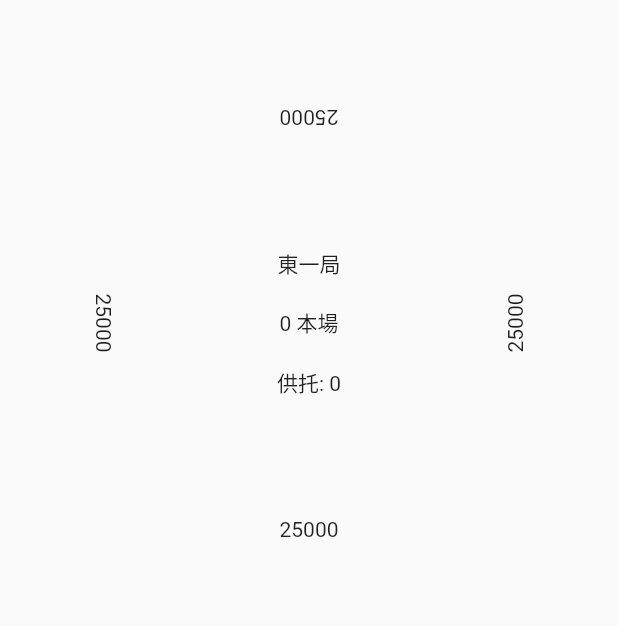
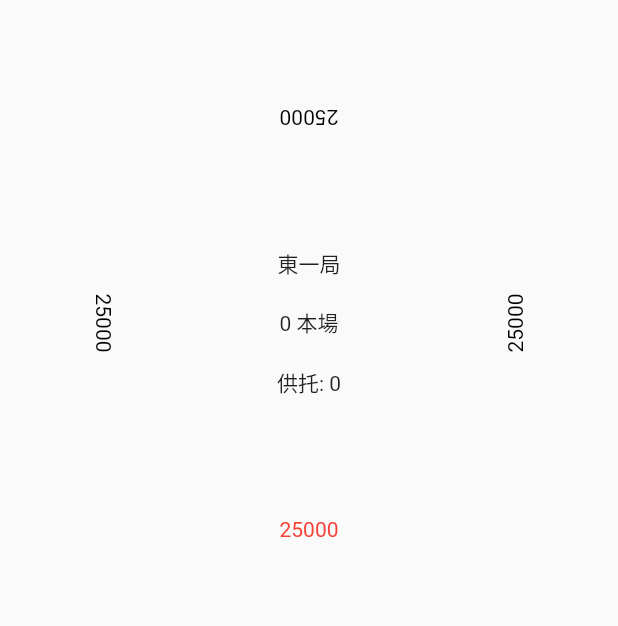
Before and after one commit to 2013612/jmpr_flutter, a Flutter app: the screen it shows after launch, on a phone screen of 412 x 824 dp. Shown: the part 301-927 px from the top of the screen. Run offline on Flutter 3.47's test engine with Material 2 defaults, Android fonts, the phone set to English and light mode, and no system bars.

Commit message:
Move the Layout from main to layout

```diff
--- /dev/null
+++ b/lib/layout.dart
@@ -0,0 +1,216 @@
+import 'package:flutter/material.dart';
+import 'package:jmpr_flutter/pointSetting.dart';
+
+class Layout extends StatefulWidget {
+  Layout({Key key, this.title}) : super(key: key);
+  final String title;
+
+  @override
+  _LayoutState createState() => _LayoutState();
+}
+
+class _LayoutState extends State<Layout> {
+  Map<Position, Player> players = Map();
+  int initPoint = 25000;
+  Position firstOya = Position.Bottom;
+  Color firstOyaColor = Colors.red;
+  Color nonFirstOyaColor = Colors.black;
+  static const List<String> kyokus = ["東一局", "東二局", "東三局", "東四局", "南一局", "南二局", "南三局", "南四局", "西一局", "西二局", "西三局", "西四局", "北一局", "北二局", "北三局", "北四局"];
+  int currentKyoku = 0;
+  int bomBa = 0;
+  int riichibou = 0;
+  int bonbaPoint = 300;
+  int umaSmall = 10;
+  int umaBig = 20;
+  bool kiriage = false;
+
+  @override
+  void initState() {
+    super.initState();
+    players[Position.Bottom] = Player(position: Position.Bottom, point: initPoint);
+    players[Position.Right] = Player(position: Position.Right, point: initPoint);
+    players[Position.Top] = Player(position: Position.Top, point: initPoint);
+    players[Position.Left] = Player(position: Position.Left, point: initPoint);
+  }
+
+  @override
+  Widget build(BuildContext context) {
+    List<String> choices = ["場況設定", "設定", "上一步"];
+    return Scaffold(
+      appBar: AppBar(
+        title: Text(widget.title),
+        actions: [
+          PopupMenuButton<String>(
+            itemBuilder: (BuildContext context) {
+              return choices.map(
+                      (choice) {
+                    return PopupMenuItem<String>(
+                      value: choice,
+                      child: Text(choice),
+                    );
+                  }
+              ).toList();
+            },
+            icon: Icon(
+              Icons.menu,
+            ),
+            onSelected: (string) {
+              if (string == "場況設定") {
+                Navigator.push(context, MaterialPageRoute(builder: (context) => PointSetting()));
+              }
+            },
+          ),
+        ],
+      ),
+      body: Center(
+        child: GridView.count(
+          shrinkWrap: true,
+          crossAxisCount: 3,
+          children: [
+            EmptyGrid(),
+            Center(
+              child: RotatedBox(
+                quarterTurns: 2,
+                child: Text(
+                  players[Position.Top].point.toString(),
+                  style: TextStyle(
+                    color: firstOya == Position.Top? firstOyaColor : nonFirstOyaColor,
+                  ),
+                ),
+              ),
+            ),
+            EmptyGrid(),
+            Center(
+              child: RotatedBox(
+                quarterTurns: 1,
+                child: Text(
+                  players[Position.Left].point.toString(),
+                  style: TextStyle(
+                    color: firstOya == Position.Left? firstOyaColor : nonFirstOyaColor,
+                  ),
+                ),
+              ),
+            ),
+            Center(
+              child: Column(
+                mainAxisAlignment: MainAxisAlignment.spaceEvenly,
+                children: [
+                  Text(kyokus[currentKyoku]),
+                  Text("$bomBa 本場"),
+                  Text("供托: $riichibou"),
+                ],
+              ),
+            ),
+            Center(
+              child: RotatedBox(
+                quarterTurns: 3,
+                child: Text(
+                  players[Position.Right].point.toString(),
+                  style: TextStyle(
+                    color: firstOya == Position.Right? firstOyaColor : nonFirstOyaColor,
+                  ),
+                ),
+              ),
+            ),
+            EmptyGrid(),
+            Center(
+              child: Text(
+                players[Position.Bottom].point.toString(),
+                style: TextStyle(
+                  color: firstOya == Position.Bottom? firstOyaColor : nonFirstOyaColor,
+                ),
+              ),
+            ),
+            EmptyGrid(),
+          ],
+        ),
+      ),
+      // floatingActionButton: FloatingActionButton(
+      //   onPressed: _incrementCounter,
+      //   tooltip: 'Increment',
+      //   child: Icon(Icons.add),
+      // ),
+      bottomNavigationBar: BottomAppBar(
+        child: Row(
+          mainAxisAlignment: MainAxisAlignment.spaceEvenly,
+          children: [
+            RaisedButton(
+              child: Text(
+                "銃和",
+              ),
+              // TODO: fill function after finish page
+              onPressed: null,
+              //textColor: CustomColor.BROWN_DARK,
+              color: Colors.white,
+              elevation: 0.0,
+              shape: RoundedRectangleBorder(
+                borderRadius: BorderRadius.circular(50.0),
+              ),
+            ),
+            RaisedButton(
+              child: Text(
+                "自摸",
+              ),
+              // TODO: fill function after finish page
+              onPressed: null,
+              //textColor: CustomColor.BROWN_DARK,
+              color: Colors.white,
+              elevation: 0.0,
+              shape: RoundedRectangleBorder(
+                borderRadius: BorderRadius.circular(50.0),
+              ),
+            ),
+            RaisedButton(
+              child: Text(
+                "流局",
+              ),
+              // TODO: fill function after finish page
+              onPressed: null,
+              //textColor: CustomColor.BROWN_DARK,
+              color: Colors.white,
+              elevation: 0.0,
+              shape: RoundedRectangleBorder(
+                borderRadius: BorderRadius.circular(50.0),
+              ),
+            ),
+            RaisedButton(
+              child: Text(
+                "重置",
+              ),
+              // TODO: fill function after finish page
+              onPressed: null,
+              //textColor: CustomColor.BROWN_DARK,
+              color: Colors.white,
+              elevation: 0.0,
+              shape: RoundedRectangleBorder(
+                borderRadius: BorderRadius.circular(50.0),
+              ),
+            ),
+          ],
+        ),
+        color: Colors.blue,
+      ),
+    );
+  }
+}
+
+enum Position {
+  Bottom,
+  Right,
+  Top,
+  Left,
+}
+
+class Player {
+  Position position;
+  int point;
+
+  Player({this.position, this.point});
+}
+
+class EmptyGrid extends StatelessWidget {
+  @override
+  Widget build(BuildContext context) {
+    return Text("");
+  }
+}
--- a/lib/main.dart
+++ b/lib/main.dart
@@ -1,10 +1,11 @@
 import 'package:flutter/material.dart';
+import 'layout.dart';
 
 void main() {
-  runApp(MyApp());
+  runApp(JMPRAPP());
 }
 
-class MyApp extends StatelessWidget {
+class JMPRAPP extends StatelessWidget {
   // This widget is the root of your application.
   @override
   Widget build(BuildContext context) {
@@ -14,156 +15,7 @@ class MyApp extends StatelessWidget {
         primarySwatch: Colors.blue,
         visualDensity: VisualDensity.adaptivePlatformDensity,
       ),
-      home: MyHomePage(title: '日本麻將點數記錄器'),
+      home: Layout(title: '日本麻將點數記錄器'),
     );
   }
 }
-
-class MyHomePage extends StatefulWidget {
-  MyHomePage({Key key, this.title}) : super(key: key);
-  final String title;
-
-  @override
-  _MyHomePageState createState() => _MyHomePageState();
-}
-
-class _MyHomePageState extends State<MyHomePage> {
-  int _counter = 0;
-
-  void _incrementCounter() {
-    setState(() {
-      _counter++;
-    });
-  }
-
-  @override
-  Widget build(BuildContext context) {
-    List<String> choices = ["場況設定", "設定", "上一步"];
-    return Scaffold(
-      appBar: AppBar(
-        title: Text(widget.title),
-        actions: [
-          PopupMenuButton<String>(
-              itemBuilder: (BuildContext context) {
-                return choices.map(
-                    (choice) {
-                      return PopupMenuItem<String>(
-                        value: choice,
-                        child: Text(choice),
-                      );
-                    }
-                ).toList();
-              },
-            icon: Icon(
-              Icons.menu,
-            ),
-          ),
-        ],
-      ),
-      body: Center(
-        child: GridView.count(
-          shrinkWrap: true,
-          crossAxisCount: 3,
-          children: [
-            Text(""),
-            Center(
-              child: RotatedBox(
-                quarterTurns: 2,
-                child: Text("25000"),
-              ),
-            ),
-            Text(""),
-            Center(
-              child: RotatedBox(
-                quarterTurns: 1,
-                child: Text("25000"),
-              ),
-            ),
-            Center(
-              child: Column(
-                mainAxisAlignment: MainAxisAlignment.spaceEvenly,
-                children: [
-                  Text("東一局"),
-                  Text("0 本場"),
-                  Text("供托: 0"),
-                ],
-              ),
-            ),
-            Center(
-              child: RotatedBox(
-                quarterTurns: 3,
-                child: Text("25000"),
-              ),
-            ),
-            Text(""),
-            Center(
-              child: Text("25000"),
-            ),
-            Text(""),
-          ],
-        ),
-      ),
-      // floatingActionButton: FloatingActionButton(
-      //   onPressed: _incrementCounter,
-      //   tooltip: 'Increment',
-      //   child: Icon(Icons.add),
-      // ),
-      bottomNavigationBar: BottomAppBar(
-        child: Row(
-          mainAxisAlignment: MainAxisAlignment.spaceEvenly,
-          children: [
-            RaisedButton(
-              child: Text(
-                "銃和",
-              ),
-              //onPressed: () => Navigator.pop(context),
-              //textColor: CustomColor.BROWN_DARK,
-              color: Colors.white,
-              elevation: 0.0,
-              shape: RoundedRectangleBorder(
-                borderRadius: BorderRadius.circular(50.0),
-              ),
-            ),
-            RaisedButton(
-              child: Text(
-                "自摸",
-              ),
-              //onPressed: () => Navigator.pop(context),
-              //textColor: CustomColor.BROWN_DARK,
-              color: Colors.white,
-              elevation: 0.0,
-              shape: RoundedRectangleBorder(
-                borderRadius: BorderRadius.circular(50.0),
-              ),
-            ),
-            RaisedButton(
-              child: Text(
-                "流局",
-              ),
-              //onPressed: () => Navigator.pop(context),
-              //textColor: CustomColor.BROWN_DARK,
-              color: Colors.white,
-              elevation: 0.0,
-              shape: RoundedRectangleBorder(
-                borderRadius: BorderRadius.circular(50.0),
-              ),
-            ),
-            RaisedButton(
-              child: Text(
-                "重置",
-              ),
-              //onPressed: () => Navigator.pop(context),
-              //textColor: CustomColor.BROWN_DARK,
-              color: Colors.white,
-              elevation: 0.0,
-              shape: RoundedRectangleBorder(
-                borderRadius: BorderRadius.circular(50.0),
-              ),
-            ),
-          ],
-        ),
-        color: Colors.blue,
-      ),
-    );
-  }
-}
```
